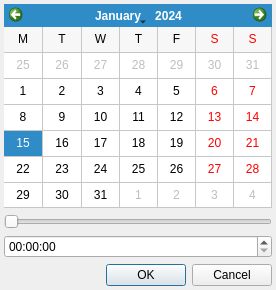
Before: the Qt Designer form qeframeworkSup/project/widgets/QEPvLoadSave/QEPvLoadSaveTimeDialog.ui in qtepics/qeframework, drawn with Qt 5.
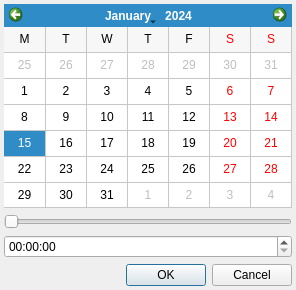
After: the same form once the commit is applied.

Commit message: QEPvLoadSaveTimeDialog/QEStripChartTimeDialog: Increased time dialog minimum widths.

Diff of the .ui file:
```diff
--- a/qeframeworkSup/project/widgets/QEPvLoadSave/QEPvLoadSaveTimeDialog.ui
+++ b/qeframeworkSup/project/widgets/QEPvLoadSave/QEPvLoadSaveTimeDialog.ui
@@ -6,7 +6,7 @@
    <rect>
     <x>0</x>
     <y>0</y>
-    <width>276</width>
+    <width>296</width>
     <height>290</height>
    </rect>
   </property>
@@ -30,7 +30,7 @@
     <widget class="QFrame" name="frame">
      <property name="minimumSize">
       <size>
-       <width>276</width>
+       <width>296</width>
        <height>290</height>
       </size>
      </property>
@@ -57,8 +57,8 @@
         </property>
         <property name="minimumSize">
          <size>
-          <width>240</width>
-          <height>180</height>
+          <width>288</width>
+          <height>200</height>
          </size>
         </property>
         <property name="minimumDate">
```
Left out of the diff: 10 changed lines with no effect on the pictures. The commit also changes 1 other file.
